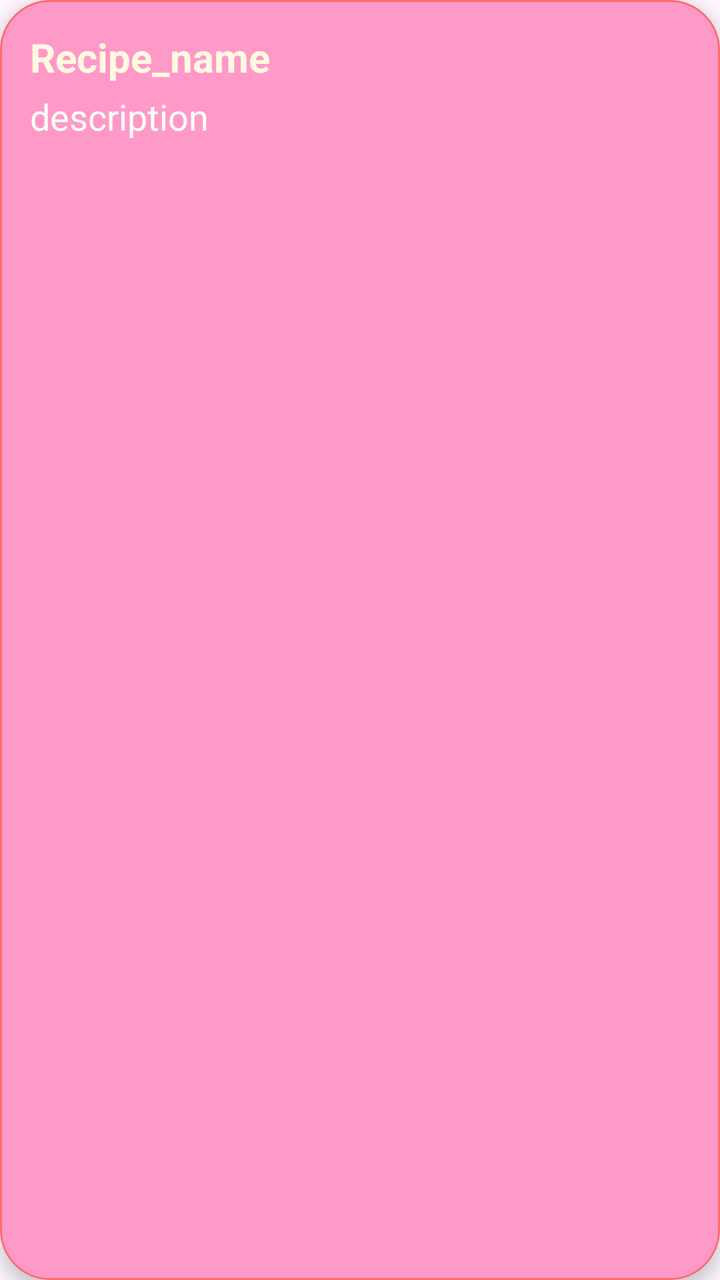
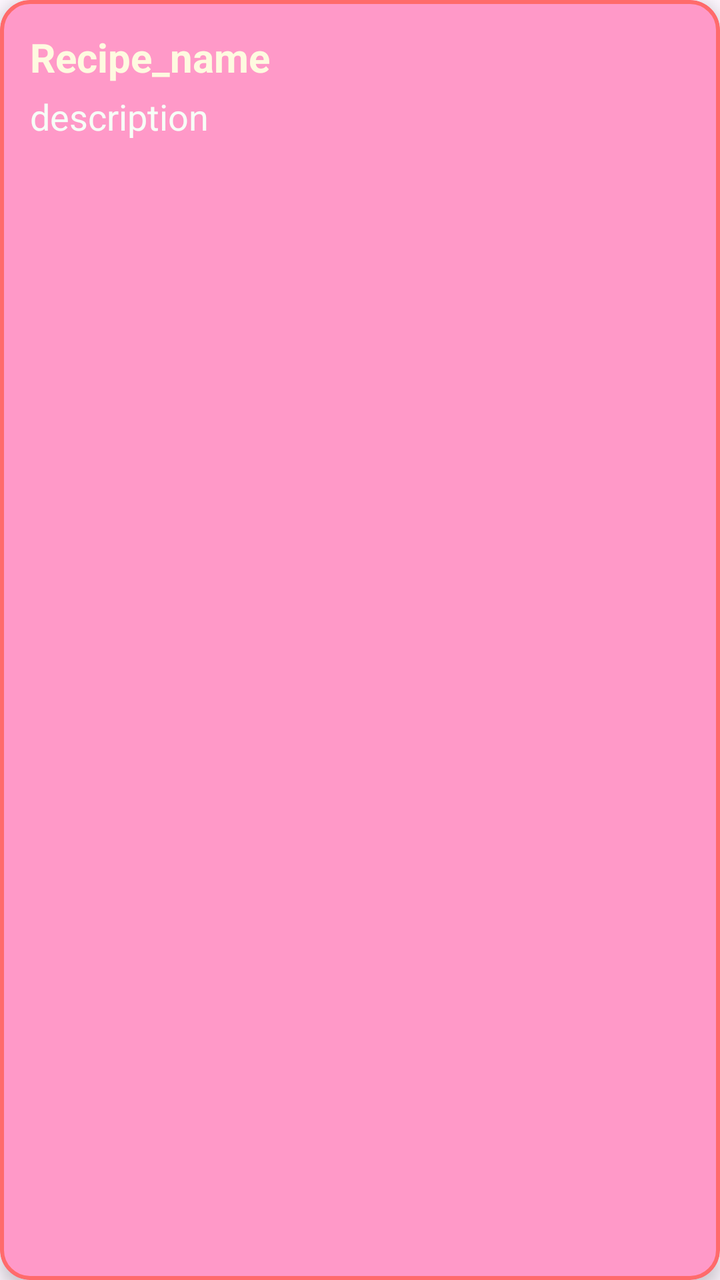

Two renders of the same Android screen: before a commit and after it. Below are the layout's source before the change and the commit's diff.
<!-- AndroidManifest.xml: application theme Theme.Foodie -->
<!-- res/layout/recipe_item_card.xml -->
<?xml version="1.0" encoding="utf-8"?>
<com.google.android.material.card.MaterialCardView xmlns:android="http://schemas.android.com/apk/res/android"
    xmlns:app="http://schemas.android.com/apk/res-auto"
    android:id="@+id/recipe_card"
    android:clickable="true"
    android:layout_width="match_parent"
    android:layout_height="wrap_content"
    android:layout_margin="10dp"
    android:orientation="vertical"
    app:cardCornerRadius="25dp"
    app:cardElevation="5dp"
    app:strokeColor="@color/grapefruit_pink"
    app:stokeWidth="2dp"
    app:cardBackgroundColor="@color/baby_pink">

    <LinearLayout
        android:layout_width="match_parent"
        android:layout_height="wrap_content"
        android:orientation="vertical"
        android:padding="15dp">

        
        <TextView
            android:id="@+id/recipe_name"
            android:layout_width="wrap_content"
            android:layout_height="wrap_content"
            android:text="@string/recipe_name"
            android:textColor="@color/cornsilk"
            android:textSize="20sp"
            android:textStyle="bold" />

        
        <TextView
            android:id="@+id/recipe_description"
            android:layout_width="wrap_content"
            android:layout_height="wrap_content"
            android:text="@string/recipe_description"
            android:textSize="18sp"
            android:textColor="@color/mint_cream"
            android:layout_marginTop="4dp" />

    </LinearLayout>

</com.google.android.material.card.MaterialCardView>
<!-- resources referenced by this layout -->
<resources>
  <color name="baby_pink">#FF99C8</color>
  <color name="cornsilk">#FEFAE0</color>
  <color name="grapefruit_pink">#FF6B6B</color>
  <color name="mint_cream">#F7FFF7</color>
  <string name="recipe_description">description</string>
  <string name="recipe_name">Recipe_name</string>
  <style name="Theme.Foodie" parent="Base.Theme.Foodie" />
  <style name="Base.Theme.Foodie" parent="Theme.Material3.DayNight.NoActionBar">
          
          
      </style>
</resources>

<!-- the commit's change to res/layout/recipe_item_card.xml (unified diff, before → after) -->
@@ -7,10 +7,10 @@
     android:layout_height="wrap_content"
     android:layout_margin="10dp"
     android:orientation="vertical"
-    app:cardCornerRadius="25dp"
+    app:cardCornerRadius="15dp"
     app:cardElevation="5dp"
     app:strokeColor="@color/grapefruit_pink"
-    app:stokeWidth="2dp"
+    app:strokeWidth="2dp"
     app:cardBackgroundColor="@color/baby_pink">
 
     <LinearLayout
